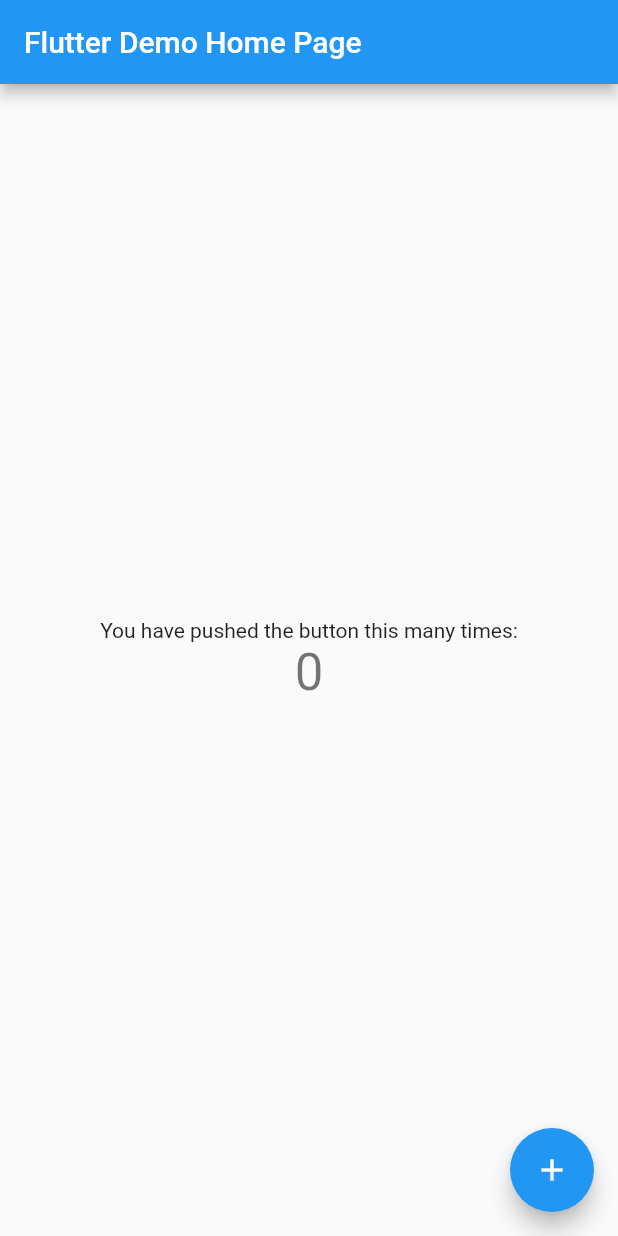
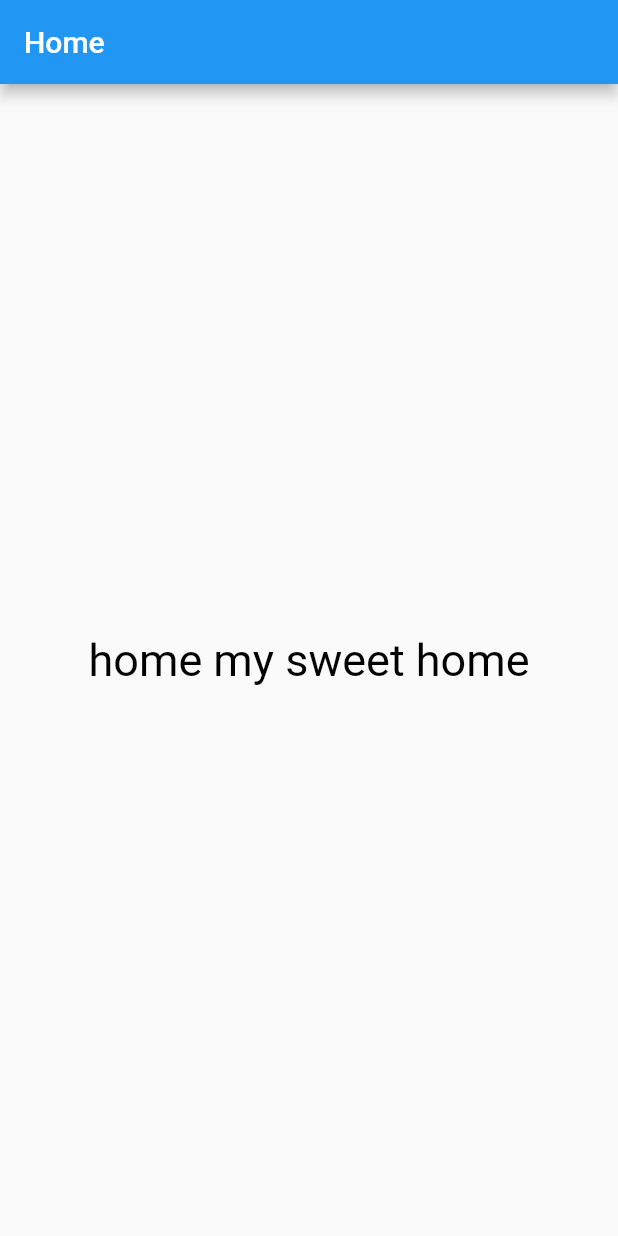
Before and after one commit to hippo7426/flutter, a Flutter app: the screen it shows after launch, on a phone screen of 412 x 824 dp. Run offline on Flutter 3.47's test engine with Material 2 defaults, Android fonts, the phone set to English and light mode, and no system bars.

Commit message:
초기 라우트 세팅

```diff
--- /dev/null
+++ b/lib/home.dart
@@ -0,0 +1,13 @@
+import 'package:flutter/material.dart';
+
+class Home extends StatelessWidget {
+  @override
+  Widget build(BuildContext context) {
+    return Scaffold(
+      appBar: AppBar(title: Text('Home')),
+      body: Center(
+          child: Text('home my sweet home',
+              style: TextStyle(color: Colors.black, fontSize: 30))),
+    );
+  }
+}
--- a/lib/main.dart
+++ b/lib/main.dart
@@ -1,115 +1,23 @@
 import 'package:flutter/material.dart';
+import 'home.dart';
+import 'login.dart';
+import 'register.dart';
 
-void main() {
-  runApp(const MyApp());
-}
+void main() => runApp(MyApp());
 
 class MyApp extends StatelessWidget {
-  const MyApp({Key? key}) : super(key: key);
+  const MyApp({super.key});
 
-  // This widget is the root of your application.
   @override
   Widget build(BuildContext context) {
     return MaterialApp(
-      title: 'Flutter Demo',
-      theme: ThemeData(
-        // This is the theme of your application.
-        //
-        // Try running your application with "flutter run". You'll see the
-        // application has a blue toolbar. Then, without quitting the app, try
-        // changing the primarySwatch below to Colors.green and then invoke
-        // "hot reload" (press "r" in the console where you ran "flutter run",
-        // or simply save your changes to "hot reload" in a Flutter IDE).
-        // Notice that the counter didn't reset back to zero; the application
-        // is not restarted.
-        primarySwatch: Colors.blue,
-      ),
-      home: const MyHomePage(title: 'Flutter Demo Home Page'),
+      title: 'LVM Home',
+      initialRoute: '/',
+      routes: {
+        '/': (context) => Home(),
+        '/login': (context) => Login(),
+        '/register': (context) => Register(),
+      },
     );
   }
 }
-
-class MyHomePage extends StatefulWidget {
-  const MyHomePage({Key? key, required this.title}) : super(key: key);
-
-  // This widget is the home page of your application. It is stateful, meaning
-  // that it has a State object (defined below) that contains fields that affect
-  // how it looks.
-
-  // This class is the configuration for the state. It holds the values (in this
-  // case the title) provided by the parent (in this case the App widget) and
-  // used by the build method of the State. Fields in a Widget subclass are
-  // always marked "final".
-
-  final String title;
-
-  @override
-  State<MyHomePage> createState() => _MyHomePageState();
-}
-
-class _MyHomePageState extends State<MyHomePage> {
-  int _counter = 0;
-
-  void _incrementCounter() {
-    setState(() {
-      // This call to setState tells the Flutter framework that something has
-      // changed in this State, which causes it to rerun the build method below
-      // so that the display can reflect the updated values. If we changed
-      // _counter without calling setState(), then the build method would not be
-      // called again, and so nothing would appear to happen.
-      _counter++;
-    });
-  }
-
-  @override
-  Widget build(BuildContext context) {
-    // This method is rerun every time setState is called, for instance as done
-    // by the _incrementCounter method above.
-    //
-    // The Flutter framework has been optimized to make rerunning build methods
-    // fast, so that you can just rebuild anything that needs updating rather
-    // than having to individually change instances of widgets.
-    return Scaffold(
-      appBar: AppBar(
-        // Here we take the value from the MyHomePage object that was created by
-        // the App.build method, and use it to set our appbar title.
-        title: Text(widget.title),
-      ),
-      body: Center(
-        // Center is a layout widget. It takes a single child and positions it
-        // in the middle of the parent.
-        child: Column(
-          // Column is also a layout widget. It takes a list of children and
-          // arranges them vertically. By default, it sizes itself to fit its
-          // children horizontally, and tries to be as tall as its parent.
-          //
-          // Invoke "debug painting" (press "p" in the console, choose the
-          // "Toggle Debug Paint" action from the Flutter Inspector in Android
-          // Studio, or the "Toggle Debug Paint" command in Visual Studio Code)
-          // to see the wireframe for each widget.
-          //
-          // Column has various properties to control how it sizes itself and
-          // how it positions its children. Here we use mainAxisAlignment to
-          // center the children vertically; the main axis here is the vertical
-          // axis because Columns are vertical (the cross axis would be
-          // horizontal).
-          mainAxisAlignment: MainAxisAlignment.center,
-          children: <Widget>[
-            const Text(
-              'You have pushed the button this many times:',
-            ),
-            Text(
-              '$_counter',
-              style: Theme.of(context).textTheme.headline4,
-            ),
-          ],
-        ),
-      ),
-      floatingActionButton: FloatingActionButton(
-        onPressed: _incrementCounter,
-        tooltip: 'Increment',
-        child: const Icon(Icons.add),
-      ), // This trailing comma makes auto-formatting nicer for build methods.
-    );
-  }
-}
```
Also changed, not shown: lib/login.dart (+10 -0 lines), lib/register.dart (+10 -0 lines).
